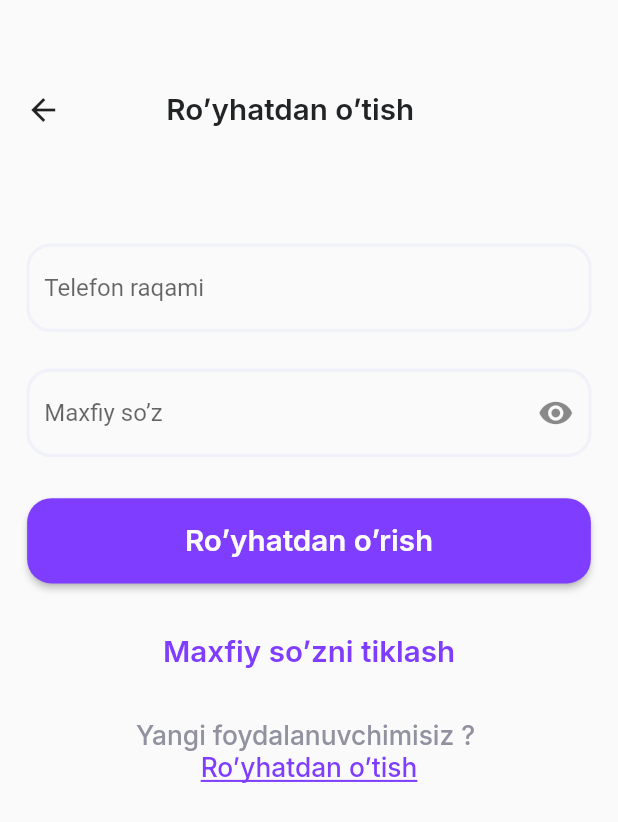
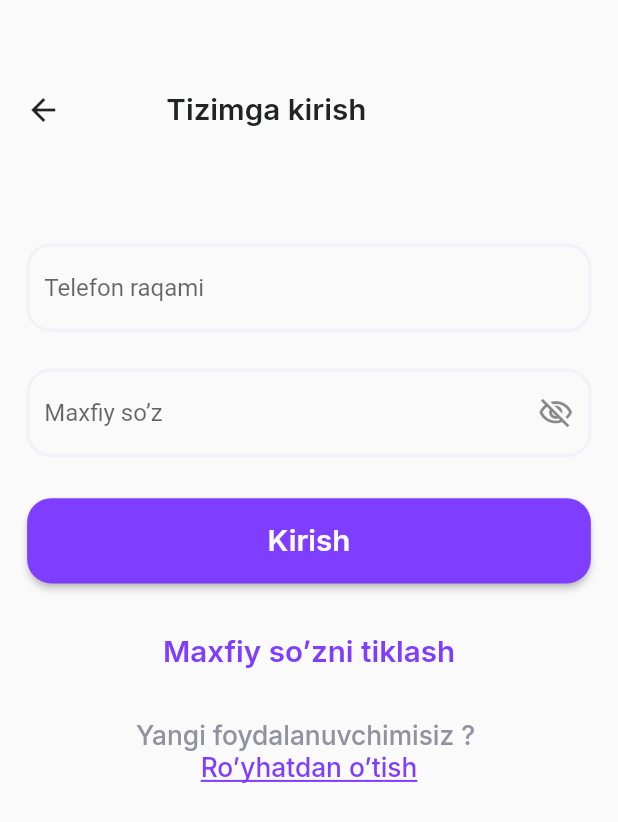
Before and after one commit to Shox4ux/Abiturent_test, a Flutter app: the LoginScreen screen opened by its route, on a phone screen of 412 x 824 dp. Shown: the top 822 px of the screen. Run offline on Flutter 3.47's test engine with Material 2 defaults, Android fonts, the phone set to English and light mode, and no system bars; our stand-ins replace carousel_slider, flutter_screenutil, gap, google_fonts, pinput, smooth_page_indicator.

Commit message:
second commit

```diff
--- a/lib/ui/auth/login.dart
+++ b/lib/ui/auth/login.dart
@@ -2,8 +2,10 @@ import 'package:flutter/gestures.dart';
 import 'package:flutter/material.dart';
 import 'package:flutter_screenutil/flutter_screenutil.dart';
 import 'package:gap/gap.dart';
+import 'package:test_app/ui/navigation/main_navigation.dart';
 
 import '../../res/constants.dart';
+import '../components/custom_simple_appbar.dart';
 
 class LoginScreen extends StatefulWidget {
   const LoginScreen({Key? key}) : super(key: key);
@@ -16,7 +18,8 @@ class _LoginScreenState extends State<LoginScreen> {
   @override
   Widget build(BuildContext context) {
     final formKey = GlobalKey<FormState>();
-    bool isObscure = false;
+
+    bool isObscure = true;
     return Scaffold(
       body: SingleChildScrollView(
         child: Form(
@@ -25,22 +28,9 @@ class _LoginScreenState extends State<LoginScreen> {
             mainAxisAlignment: MainAxisAlignment.start,
             children: [
               Gap(40.h),
-              Container(
-                padding: EdgeInsets.all(16.h),
-                height: 64.h,
-                width: 375.w,
-                child: Row(children: [
-                  const Icon(Icons.arrow_back),
-                  Container(
-                    margin: EdgeInsets.symmetric(horizontal: 64.w),
-                    child: Text(
-                      "Ro’yhatdan o’tish",
-                      style: AppStyles.introButtonText.copyWith(
-                        color: AppColors.titleColor,
-                      ),
-                    ),
-                  )
-                ]),
+              const CustomSimpleAppBar(
+                titleText: "Tizimga kirish",
+                routeText: RouteNames.intro,
               ),
               Gap(56.h),
               Padding(
@@ -70,14 +60,17 @@ class _LoginScreenState extends State<LoginScreen> {
                   decoration: InputDecoration(
                     hintText: "Maxfiy so’z",
                     suffixIcon: GestureDetector(
-                        onTap: () {
-                          setState(() {
-                            isObscure = !isObscure;
-                          });
-                        },
-                        child: Icon(isObscure
-                            ? Icons.visibility_off
-                            : Icons.visibility)),
+                      onTap: () {
+                        setState(() {
+                          isObscure = !isObscure;
+                        });
+                      },
+                      child: Icon(
+                        isObscure
+                            ? Icons.visibility_off_outlined
+                            : Icons.visibility_outlined,
+                      ),
+                    ),
                     border: OutlineInputBorder(
                       borderRadius: BorderRadius.circular(16.h),
                       borderSide: BorderSide(color: Colors.red, width: 2.w),
@@ -93,9 +86,13 @@ class _LoginScreenState extends State<LoginScreen> {
               Gap(27.h),
               ElevatedButton(
                 style: AppStyles.introUpButton,
-                onPressed: () {},
+                onPressed: () {
+                  Navigator.pushNamedAndRemoveUntil(
+                      context, RouteNames.smsVerification, (route) => false,
+                      arguments: "+998912222222");
+                },
                 child: Text(
-                  AppStrings.introUpButtonText,
+                  "Kirish",
                   style: AppStyles.introButtonText
                       .copyWith(color: const Color(0xffFCFCFC)),
                 ),
@@ -129,11 +126,6 @@ class _LoginScreenState extends State<LoginScreen> {
                       ],
                     ),
                   )
-                  // Text(,
-                  //     style: AppStyles.subtitleTextStyle.copyWith(
-                  //         color: AppColors.violetColor,
-                  //         textBaseline:
-                  //         )),
                 ],
               )
             ],
@@ -143,5 +135,11 @@ class _LoginScreenState extends State<LoginScreen> {
     );
   }
 
-  void launch() {}
+  void launch() {
+    Navigator.pushNamedAndRemoveUntil(
+      context,
+      RouteNames.signup,
+      (route) => false,
+    );
+  }
 }
--- /dev/null
+++ b/lib/ui/components/custom_simple_appbar.dart
@@ -0,0 +1,48 @@
+import 'package:flutter/material.dart';
+import 'package:flutter_screenutil/flutter_screenutil.dart';
+
+import '../../res/constants.dart';
+import '../navigation/main_navigation.dart';
+
+class CustomSimpleAppBar extends StatefulWidget {
+  const CustomSimpleAppBar(
+      {Key? key, required this.titleText, required this.routeText})
+      : super(key: key);
+
+  final String titleText;
+  final String routeText;
+
+  @override
+  State<CustomSimpleAppBar> createState() => _CustomSimpleAppBarState();
+}
+
+class _CustomSimpleAppBarState extends State<CustomSimpleAppBar> {
+  @override
+  Widget build(BuildContext context) {
+    return Container(
+      padding: EdgeInsets.all(16.h),
+      height: 64.h,
+      width: 375.w,
+      child: Row(children: [
+        GestureDetector(
+            onTap: () {
+              Navigator.pushNamedAndRemoveUntil(
+                context,
+                widget.routeText,
+                (route) => false,
+              );
+            },
+            child: const Icon(Icons.arrow_back)),
+        Container(
+          margin: EdgeInsets.symmetric(horizontal: 64.w),
+          child: Text(
+            widget.titleText,
+            style: AppStyles.introButtonText.copyWith(
+              color: AppColors.titleColor,
+            ),
+          ),
+        )
+      ]),
+    );
+  }
+}
--- a/lib/ui/navigation/main_navigation.dart
+++ b/lib/ui/navigation/main_navigation.dart
@@ -5,9 +5,12 @@ import 'package:test_app/ui/auth/sms_verification.dart';
 import 'package:test_app/ui/intro/intro.dart';
 import 'package:test_app/ui/splash/splash.dart';
 
+import '../main_page/MAIN_PAGE.dart';
+
 class MainNavigation {
   final routes = {
     RouteNames.splash: (context) => const SplashScreen(),
+    RouteNames.main: (context) => const MainScreen(),
     RouteNames.intro: (context) => const IntroScreen(),
     RouteNames.signup: (context) => const SignUpScreen(),
     RouteNames.signin: (context) => const LoginScreen(),
@@ -29,6 +32,7 @@ class MainNavigation {
 
 abstract class RouteNames {
   static const splash = 'splash';
+  static const main = 'main';
   static const intro = 'intro';
   static const signup = 'signup';
   static const signin = 'signin';
--- a/lib/ui/splash/splash.dart
+++ b/lib/ui/splash/splash.dart
@@ -28,7 +28,7 @@ class _SplashScreenState extends State<SplashScreen> {
 
   void route() {
     Navigator.pushNamedAndRemoveUntil(
-        context, RouteNames.smsVerification, (route) => false,
+        context, RouteNames.intro, (route) => false,
         arguments: "+998912222222");
   }
 
```
Also changed, not shown: lib/ui/auth/sign_up.dart (+21 -26 lines), lib/ui/auth/sms_verification.dart (+12 -2 lines), lib/ui/components/custom_common_button.dart (added, +29 -0 lines), lib/ui/intro/intro.dart (+26 -10 lines), lib/ui/main_page/main_page.dart (+50 -18 lines), pubspec.lock.
